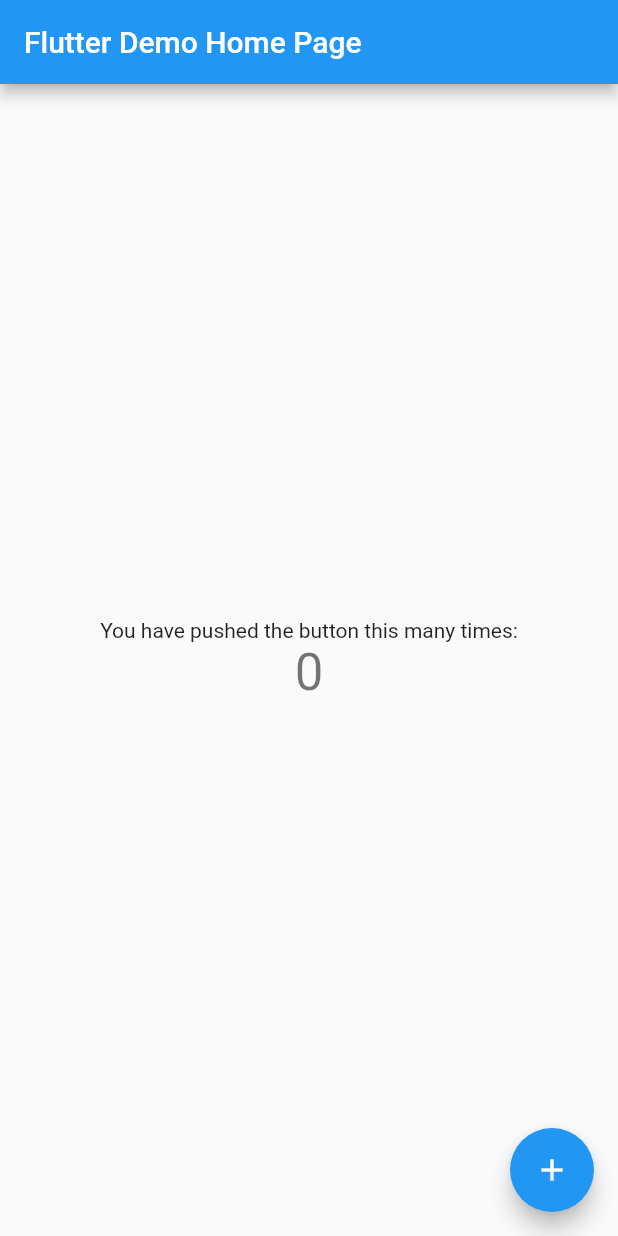
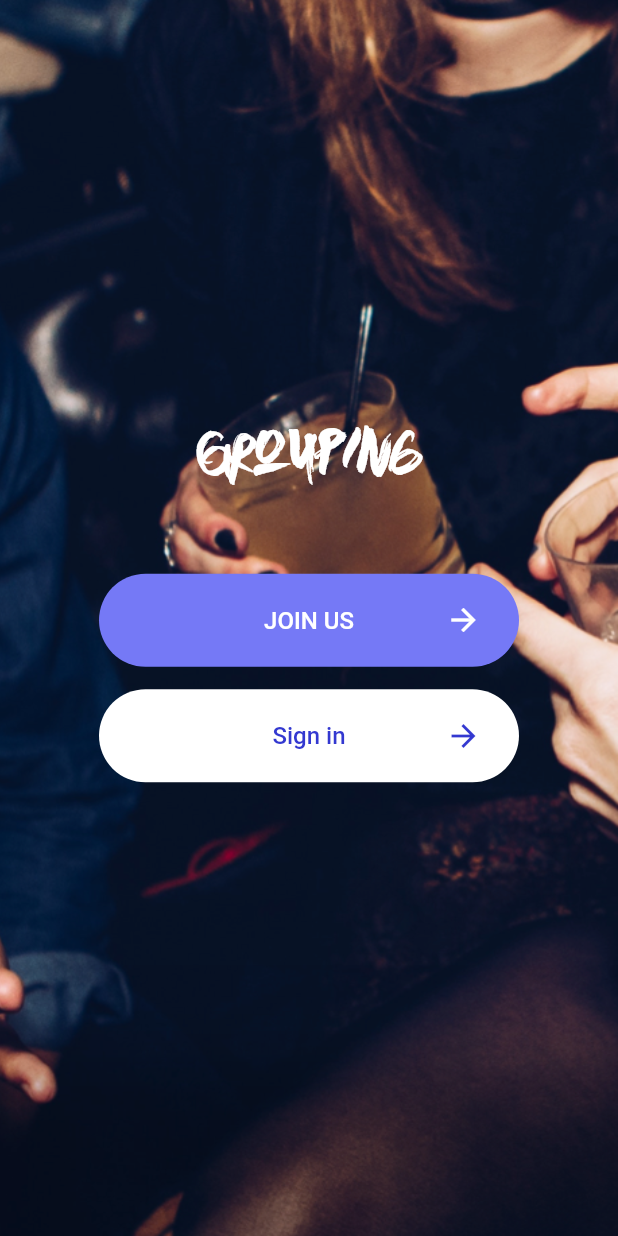
Before and after one commit to Covenger/grouping-app, a Flutter app: the screen it shows after launch, on a phone screen of 412 x 824 dp. Run offline on Flutter 3.47's test engine with Material 2 defaults, Android fonts, the phone set to English and light mode, and no system bars; Roboto replaces fonts that are missing (NotoSansCJKkr).

Commit message:
add splash page

```diff
--- /dev/null
+++ b/lib/common/btn_sign_in.dart
@@ -0,0 +1,55 @@
+import 'package:flutter/material.dart';
+
+class SignInButton extends StatelessWidget {
+  final String contents;
+  final Color btnColor, textColor;
+  final double width;
+  final Function onPress;
+
+  SignInButton({
+    @required this.contents,
+    @required this.onPress,
+    @required this.btnColor,
+    @required this.textColor,
+    this.width = 230.0,
+  });
+
+  @override
+  Widget build(BuildContext context) {
+    return FlatButton(
+      onPressed: onPress,
+      color: btnColor,
+      textTheme: ButtonTextTheme.primary,
+      shape: RoundedRectangleBorder(borderRadius: BorderRadius.circular(35)),
+      padding: EdgeInsets.symmetric(vertical: 19, horizontal: 25),
+      child: Container(
+        width: width,
+        child: Flex(
+          direction: Axis.horizontal,
+          children: <Widget>[
+            Spacer(flex: 1),
+            Expanded(
+              flex: 1,
+              child: Text(
+                contents,
+                textAlign: TextAlign.center,
+                style: TextStyle(
+                  fontFamily: 'NotoSansCJKkr',
+                  fontSize: 16,
+                  color: textColor,
+                  fontWeight: FontWeight.w500,
+                ),
+              ),
+            ),
+            Expanded(
+              child: Align(
+                alignment: Alignment.centerRight,
+                child: Icon(Icons.arrow_forward, color: textColor),
+              ),
+            ),
+          ],
+        ),
+      ),
+    );
+  }
+}
--- a/lib/main.dart
+++ b/lib/main.dart
@@ -1,111 +1,16 @@
 import 'package:flutter/material.dart';
+import 'package:grouping/splash/main.dart';
 
-void main() => runApp(MyApp());
+void main() => runApp(Grouping());
 
-class MyApp extends StatelessWidget {
+class Grouping extends StatelessWidget {
   // This widget is the root of your application.
   @override
   Widget build(BuildContext context) {
     return MaterialApp(
-      title: 'Flutter Demo',
-      theme: ThemeData(
-        // This is the theme of your application.
-        //
-        // Try running your application with "flutter run". You'll see the
-        // application has a blue toolbar. Then, without quitting the app, try
-        // changing the primarySwatch below to Colors.green and then invoke
-        // "hot reload" (press "r" in the console where you ran "flutter run",
-        // or simply save your changes to "hot reload" in a Flutter IDE).
-        // Notice that the counter didn't reset back to zero; the application
-        // is not restarted.
-        primarySwatch: Colors.blue,
-      ),
-      home: MyHomePage(title: 'Flutter Demo Home Page'),
+      title: 'Grouping',
+      theme: ThemeData(primaryColor: Color(0xFF7579F6)),
+      home: SplashPage(),
     );
   }
 }
-
-class MyHomePage extends StatefulWidget {
-  MyHomePage({Key key, this.title}) : super(key: key);
-
-  // This widget is the home page of your application. It is stateful, meaning
-  // that it has a State object (defined below) that contains fields that affect
-  // how it looks.
-
-  // This class is the configuration for the state. It holds the values (in this
-  // case the title) provided by the parent (in this case the App widget) and
-  // used by the build method of the State. Fields in a Widget subclass are
-  // always marked "final".
-
-  final String title;
-
-  @override
-  _MyHomePageState createState() => _MyHomePageState();
-}
-
-class _MyHomePageState extends State<MyHomePage> {
-  int _counter = 0;
-
-  void _incrementCounter() {
-    setState(() {
-      // This call to setState tells the Flutter framework that something has
-      // changed in this State, which causes it to rerun the build method below
-      // so that the display can reflect the updated values. If we changed
-      // _counter without calling setState(), then the build method would not be
-      // called again, and so nothing would appear to happen.
-      _counter++;
-    });
-  }
-
-  @override
-  Widget build(BuildContext context) {
-    // This method is rerun every time setState is called, for instance as done
-    // by the _incrementCounter method above.
-    //
-    // The Flutter framework has been optimized to make rerunning build methods
-    // fast, so that you can just rebuild anything that needs updating rather
-    // than having to individually change instances of widgets.
-    return Scaffold(
-      appBar: AppBar(
-        // Here we take the value from the MyHomePage object that was created by
-        // the App.build method, and use it to set our appbar title.
-        title: Text(widget.title),
-      ),
-      body: Center(
-        // Center is a layout widget. It takes a single child and positions it
-        // in the middle of the parent.
-        child: Column(
-          // Column is also layout widget. It takes a list of children and
-          // arranges them vertically. By default, it sizes itself to fit its
-          // children horizontally, and tries to be as tall as its parent.
-          //
-          // Invoke "debug painting" (press "p" in the console, choose the
-          // "Toggle Debug Paint" action from the Flutter Inspector in Android
-          // Studio, or the "Toggle Debug Paint" command in Visual Studio Code)
-          // to see the wireframe for each widget.
-          //
-          // Column has various properties to control how it sizes itself and
-          // how it positions its children. Here we use mainAxisAlignment to
-          // center the children vertically; the main axis here is the vertical
-          // axis because Columns are vertical (the cross axis would be
-          // horizontal).
-          mainAxisAlignment: MainAxisAlignment.center,
-          children: <Widget>[
-            Text(
-              'You have pushed the button this many times:',
-            ),
-            Text(
-              '$_counter',
-              style: Theme.of(context).textTheme.display1,
-            ),
-          ],
-        ),
-      ),
-      floatingActionButton: FloatingActionButton(
-        onPressed: _incrementCounter,
-        tooltip: 'Increment',
-        child: Icon(Icons.add),
-      ), // This trailing comma makes auto-formatting nicer for build methods.
-    );
-  }
-}
--- /dev/null
+++ b/lib/splash/background.dart
@@ -0,0 +1,59 @@
+import 'package:flutter/material.dart';
+
+class SplashBackground extends StatelessWidget {
+  final Animation<double> controller;
+  final Animation<double> fadeIn;
+  final Animation<double> sliding;
+
+  SplashBackground({Key key, @required this.controller})
+      // Each animation defined here transforms its value during the subset
+      // of the controller's duration defined by the animation's interval.
+      : fadeIn = Tween<double>(
+          begin: 0.0,
+          end: 1.0,
+        ).animate(
+          CurvedAnimation(
+            parent: controller,
+            curve: Interval(0.317460317, 0.476190476),
+          ),
+        ),
+        sliding = Tween<double>(
+          begin: -1.0,
+          end: 1.0,
+        ).animate(
+          CurvedAnimation(
+            parent: controller,
+            curve: Interval(0.317460317, 0.873015873, curve: Curves.ease),
+          ),
+        ),
+        super(key: key);
+
+  @override
+  Widget build(BuildContext context) {
+    final background = Container(
+      decoration: BoxDecoration(color: Theme.of(context).primaryColor),
+    );
+    const assetImage = AssetImage('assets/png/splash.png');
+
+    return AnimatedBuilder(
+      animation: controller,
+      builder: (BuildContext context, Widget child) => Stack(
+            children: <Widget>[
+              background,
+              Opacity(
+                opacity: fadeIn.value,
+                child: Container(
+                  decoration: BoxDecoration(
+                    image: DecorationImage(
+                      image: assetImage,
+                      fit: BoxFit.cover,
+                      alignment: Alignment(sliding.value, 0),
+                    ),
+                  ),
+                ),
+              ),
+            ],
+          ),
+    );
+  }
+}
--- /dev/null
+++ b/lib/splash/contents.dart
@@ -0,0 +1,84 @@
+import 'package:flutter/material.dart';
+import 'package:grouping/common/btn_sign_in.dart';
+
+class SplashContents extends StatelessWidget {
+  final Animation<double> controller;
+  final Animation<double> titleUp;
+  final Animation<double> buttonUp;
+
+  final Function onJoin, onSignIn;
+
+  SplashContents({Key key, @required this.controller, @required this.onJoin, @required this.onSignIn})
+      // Each animation defined here transforms its value during the subset
+      // of the controller's duration defined by the animation's interval.
+      : titleUp = Tween<double>(
+          begin: 0.0,
+          // FIXME: hard coded
+          end: -110.0,
+        ).animate(
+          CurvedAnimation(
+            parent: controller,
+            curve: Interval(0.873015873, 0.936507937),
+          ),
+        ),
+        buttonUp = Tween<double>(
+          // FIXME: hard coded
+          begin: 600,
+          end: 40,
+        ).animate(
+          CurvedAnimation(
+            parent: controller,
+            // custom curve: http://cubic-bezier.com/#.55,.63,.23,1.2
+            curve: Interval(0.936507937, 1.0, curve: Cubic(.55, .63, .23, 1.2)),
+          ),
+        ),
+        super(key: key);
+
+  @override
+  Widget build(BuildContext context) {
+    const titleText = Text(
+      'Grouping',
+      style: TextStyle(
+        fontSize: 24,
+        fontFamily: 'BrownFox',
+        color: Colors.white,
+      ),
+    );
+
+    final buttonBox = Column(
+      mainAxisAlignment: MainAxisAlignment.center,
+      children: <Widget>[
+        SignInButton(
+          textColor: Colors.white,
+          btnColor: Theme.of(context).primaryColor,
+          contents: 'JOIN US',
+          onPress: onJoin,
+        ),
+        SizedBox(height: 15),
+        SignInButton(
+          textColor: Color(0xFF3338D0),
+          btnColor: Colors.white,
+          contents: 'Sign in',
+          onPress: onSignIn,
+        ),
+      ],
+    );
+
+    return AnimatedBuilder(
+      animation: controller,
+      builder: (BuildContext context, Widget child) => Stack(
+            alignment: AlignmentDirectional.center,
+            children: <Widget>[
+              Transform.translate(
+                child: titleText,
+                offset: Offset(0, titleUp.value),
+              ),
+              Transform.translate(
+                offset: Offset(0, buttonUp.value),
+                child: buttonBox,
+              ),
+            ],
+          ),
+    );
+  }
+}
--- /dev/null
+++ b/lib/splash/main.dart
@@ -0,0 +1,49 @@
+import 'package:flutter/material.dart';
+import 'package:grouping/splash/background.dart';
+import 'package:grouping/splash/contents.dart';
+
+class SplashPage extends StatefulWidget {
+  @override
+  _SplashPageState createState() => _SplashPageState();
+}
+
+class _SplashPageState extends State<SplashPage> with SingleTickerProviderStateMixin {
+  AnimationController animationController;
+
+  @override
+  void initState() {
+    super.initState();
+
+    animationController = AnimationController(
+      vsync: this,
+      duration: Duration(milliseconds: 6200),
+    );
+
+    animationController.forward();
+  }
+
+  @override
+  void dispose() {
+    super.dispose();
+    animationController.dispose();
+  }
+
+  @override
+  Widget build(BuildContext context) {
+    return Scaffold(
+      body: Stack(
+        alignment: AlignmentDirectional.center,
+        children: <Widget>[
+          SplashBackground(controller: animationController.view),
+          SplashContents(
+            controller: animationController.view,
+            // FIXME: hard coded
+            onJoin: () => print('join btn'),
+            // FIXME: hard coded
+            onSignIn: () => print('sign in btn'),
+          )
+        ],
+      ),
+    );
+  }
+}
```
Also changed, not shown: pubspec.yaml (+13 -0 lines), assets/fonts/Brown-Fox.ttf (added), assets/fonts/NotoSans-Regular.ttf (added), assets/png/splash.png (added), 3 other files.
